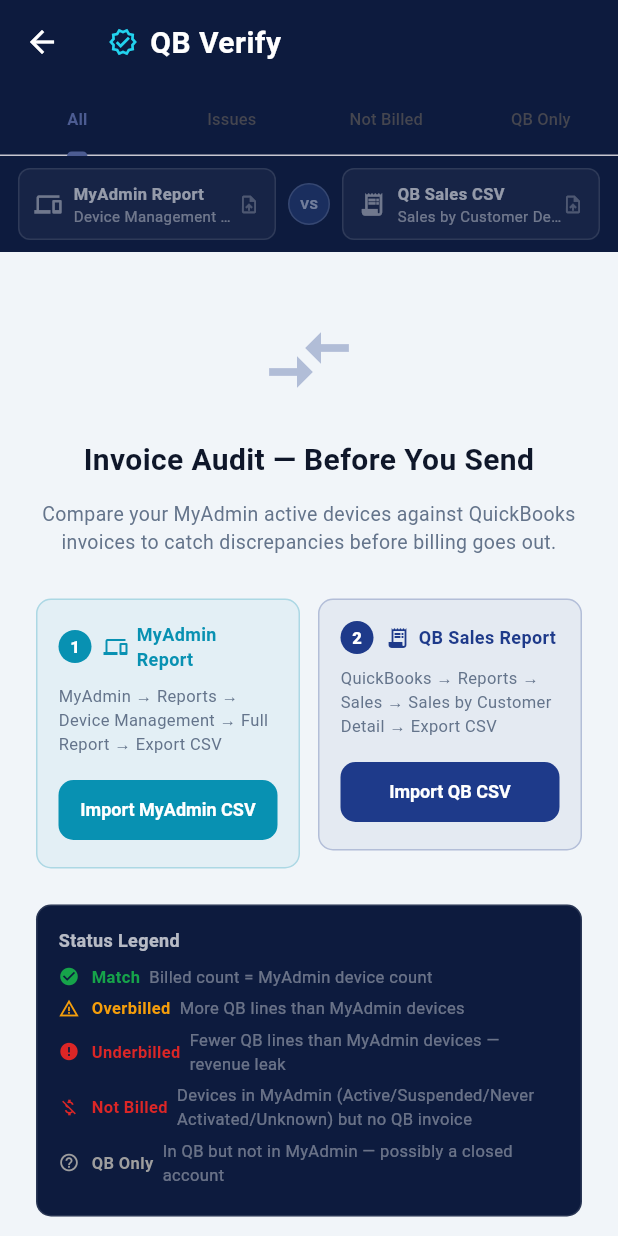
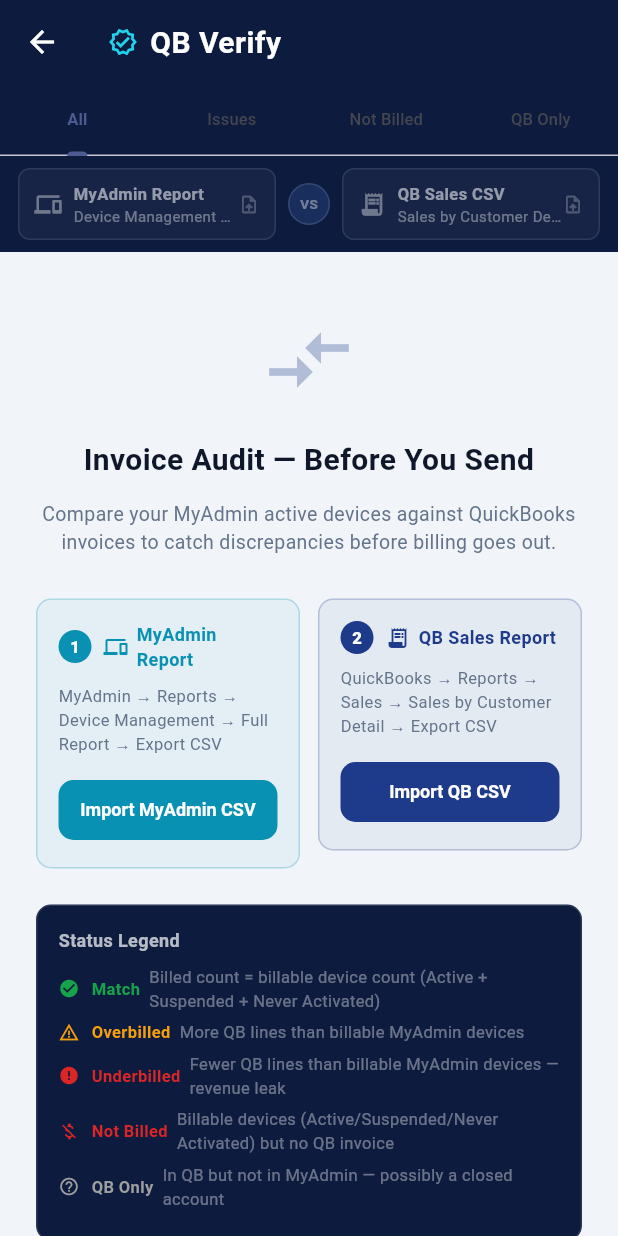
Before and after one commit to rodney-s1/activations-tracker, a Flutter app: the QbInvoiceScreen screen opened directly, on a phone screen of 412 x 824 dp. Run offline on Flutter 3.47's test engine with Material 3 defaults, Android fonts, the phone set to English and light mode, and no system bars; our stand-ins replace file_picker, hive, hive_flutter, shared_preferences; accounts and stored records are empty.

Commit message:
QB Verify: Unknown devices shown but excluded from billing diff; billable = Active+Suspended+NeverActivated

```diff
--- a/lib/screens/qb_invoice_screen.dart
+++ b/lib/screens/qb_invoice_screen.dart
@@ -66,7 +66,9 @@
 }
 
 /// Per-customer combined summary used for display.
-/// [billedCount] = sum of Qty across all QB invoice lines (not row count).
+/// [billedCount]   = sum of Qty across all QB invoice lines (not row count).
+/// [activeCount]   = billable devices: Active + Suspended + Never Activated.
+/// [unknownCount]  = devices with "Unknown" status (shown for review, not counted in billing diff).
 class QbCustomerSummary {
   final String customerName;
 
@@ -75,9 +77,10 @@
   final double totalBilled;
   final List<QbInvoiceLine> qbLines;
 
-  // MyAdmin (Active) side
-  final int activeCount;
-  final List<MyAdminDevice> activeDevices;
+  // MyAdmin side
+  final int activeCount;        // billable devices (Active + Suspended + Never Activated)
+  final int unknownCount;       // Unknown-status devices (shown for review, excluded from diff)
+  final List<MyAdminDevice> activeDevices; // ALL devices (billable + unknown)
 
   const QbCustomerSummary({
     required this.customerName,
@@ -85,9 +88,12 @@
     required this.totalBilled,
     required this.qbLines,
     required this.activeCount,
+    this.unknownCount = 0,
     required this.activeDevices,
   });
 
+  /// Billing comparison uses only billable devices (Active/Suspended/Never Activated).
+  /// Unknown devices are visible in the list but excluded from the diff calculation.
   VerifyStatus get status {
     if (billedCount == 0 && activeCount == 0) return VerifyStatus.match;
     if (billedCount > 0 && activeCount == 0) return VerifyStatus.qbOnly;
@@ -662,14 +668,26 @@
         displayName = _qbDisplayNameCache[key] ?? key;
       }
 
+      // Split devices: billable (Active/Suspended/Never Activated) vs Unknown
+      // Billing diff is only calculated against billable devices.
+      // Unknown devices are still shown in the UI list for investigation.
+      final billableDevices = devices.where((d) {
+        final s = d.billingStatus.toLowerCase();
+        return s == 'active' || s == 'suspended' || s == 'never activated';
+      }).toList();
+      final unknownDeviceCount = devices
+          .where((d) => d.billingStatus.toLowerCase() == 'unknown')
+          .length;
+
       return QbCustomerSummary(
         customerName: displayName.isEmpty ? key : displayName,
         // billedCount = sum of Qty across all QB lines (devices invoiced, not row count)
         billedCount: qbLines.fold(0, (s, l) => s + l.qty.round()),
         totalBilled: qbLines.fold(0.0, (s, l) => s + l.amount),
         qbLines: qbLines,
-        activeCount: devices.length,
-        activeDevices: devices,
+        activeCount: billableDevices.length,  // billable only (excl. Unknown)
+        unknownCount: unknownDeviceCount,
+        activeDevices: devices,               // ALL devices for display
       );
     }).toList();
 
@@ -1175,13 +1193,13 @@
 
   static const _legendItems = [
     (Icons.check_circle, AppTheme.green, 'Match',
-        'Billed count = MyAdmin device count'),
+        'Billed count = billable device count (Active + Suspended + Never Activated)'),
     (Icons.warning_amber, AppTheme.amber, 'Overbilled',
-        'More QB lines than MyAdmin devices'),
+        'More QB lines than billable MyAdmin devices'),
     (Icons.error, AppTheme.red, 'Underbilled',
-        'Fewer QB lines than MyAdmin devices — revenue leak'),
+        'Fewer QB lines than billable MyAdmin devices — revenue leak'),
     (Icons.money_off, AppTheme.red, 'Not Billed',
-        'Devices in MyAdmin (Active/Suspended/Never Activated/Unknown) but no QB invoice'),
+        'Billable devices (Active/Suspended/Never Activated) but no QB invoice'),
     (Icons.help_outline, Colors.grey, 'QB Only',
         'In QB but not in MyAdmin — possibly a closed account'),
   ];
@@ -1346,9 +1364,17 @@
                           children: [
                             _MiniChip(
                               icon: Icons.devices,
-                              label: 'MyAdmin: ${summary.activeCount}',
+                              label: 'Billable: ${summary.activeCount}',
                               color: AppTheme.teal,
                             ),
+                            if (summary.unknownCount > 0) ...[
+                              const SizedBox(width: 4),
+                              _MiniChip(
+                                icon: Icons.help_outline,
+                                label: '??? ${summary.unknownCount}',
+                                color: Colors.grey,
+                              ),
+                            ],
                             const SizedBox(width: 6),
                             _MiniChip(
                               icon: Icons.receipt,
@@ -1410,7 +1436,10 @@
                   // ── MyAdmin active devices section ─────────────────
                   _SideHeader(
                     icon: Icons.devices,
-                    label: 'MyAdmin Devices (${summary.activeCount})',
+                    label: summary.unknownCount > 0
+                        ? 'MyAdmin Devices (${summary.activeCount} billable'
+                          ' + ${summary.unknownCount} unknown)'
+                        : 'MyAdmin Devices (${summary.activeCount})',
                     color: AppTheme.teal,
                   ),
                   const SizedBox(height: 6),
@@ -1424,7 +1453,7 @@
                         onPressed: () => _showAllSerials(context),
                         icon: const Icon(Icons.list_alt, size: 14),
                         label: Text(
-                          'View All ${summary.activeCount} Serials',
+                          'View All ${summary.activeDevices.length} Serials',
                           style: const TextStyle(fontSize: 11),
                         ),
                         style: TextButton.styleFrom(
@@ -2082,26 +2111,32 @@
     Color color;
     IconData icon;
 
+    final unknownNote = summary.unknownCount > 0
+        ? ' (${summary.unknownCount} Unknown-status device'
+          '${summary.unknownCount == 1 ? '' : 's'} shown in list, excluded from billing count.)'
+        : '';
+
     switch (summary.status) {
       case VerifyStatus.overbilled:
         color = AppTheme.amber;
         icon  = Icons.warning_amber;
-        msg   = '${summary.billedCount} billed vs ${summary.activeCount} in MyAdmin — '
+        msg   = '${summary.billedCount} billed vs ${summary.activeCount} billable in MyAdmin — '
                 '${summary.diff} extra line${summary.diff == 1 ? '' : 's'} in QB. '
-                'Possible duplicate invoice or closed device still being billed.';
+                'Possible duplicate invoice or closed device still being billed.$unknownNote';
         break;
       case VerifyStatus.underbilled:
         color = AppTheme.red;
         icon  = Icons.error;
-        msg   = '${summary.activeCount} in MyAdmin vs ${summary.billedCount} billed — '
+        msg   = '${summary.activeCount} billable in MyAdmin vs ${summary.billedCount} billed — '
                 '${-summary.diff} device${-summary.diff == 1 ? '' : 's'} not fully invoiced. '
-                'Revenue leak — add missing line items to QB invoice.';
+                'Revenue leak — add missing line items to QB invoice.$unknownNote';
         break;
       case VerifyStatus.activeOnly:
         color = AppTheme.red;
         icon  = Icons.money_off;
-        msg   = '${summary.activeCount} device${summary.activeCount == 1 ? '' : 's'} in MyAdmin '
-                'with NO QB invoice. This customer is not being billed at all.';
+        msg   = '${summary.activeCount} billable device${summary.activeCount == 1 ? '' : 's'} '
+                'in MyAdmin with NO QB invoice. '
+                'This customer is not being billed at all.$unknownNote';
         break;
       case VerifyStatus.qbOnly:
         color = Colors.grey;
@@ -2157,7 +2192,8 @@
         .where((s) => s.status == VerifyStatus.activeOnly)
         .length;
     final totalBilled = summaries.fold(0.0, (s, c) => s + c.totalBilled);
-    final totalActive = summaries.fold(0, (s, c) => s + c.activeCount);
+    final totalActive  = summaries.fold(0, (s, c) => s + c.activeCount);
+    final totalUnknown = summaries.fold(0, (s, c) => s + c.unknownCount);
 
     return Container(
       padding: const EdgeInsets.symmetric(horizontal: 14, vertical: 9),
@@ -2171,9 +2207,14 @@
           Text('$total customers',
               style:
                   const TextStyle(fontSize: 11, color: Colors.white54)),
-          Text('$totalActive devices',
+          Text('$totalActive billable',
               style:
                   const TextStyle(fontSize: 11, color: AppTheme.tealLight)),
+          if (totalUnknown > 0)
+            Text('$totalUnknown unknown',
+                style: const TextStyle(
+                    fontSize: 11,
+                    color: Colors.grey)),
           if (issues > 0)
             Text('$issues issue${issues > 1 ? 's' : ''}',
                 style: const TextStyle(
```
